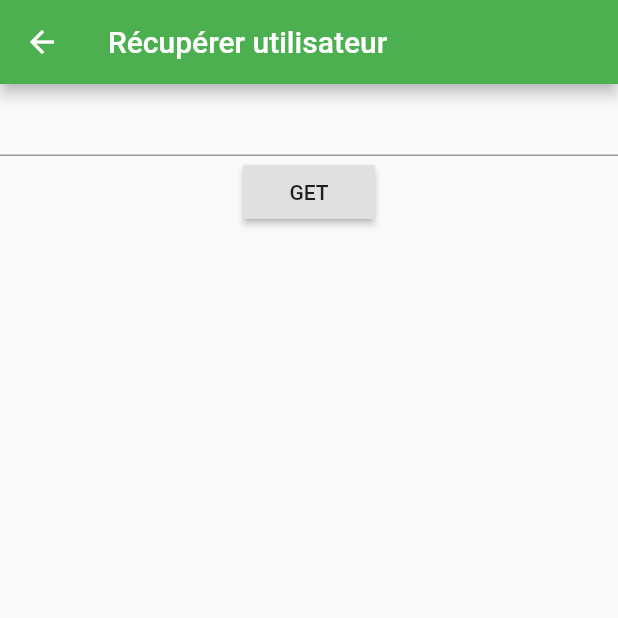
After one commit to fabrice-ndja/Fapps_crud, a Flutter app: the screen it shows after launch, after a tap on "Récupérer un user par id", on a phone screen of 412 x 824 dp, the top half of it. The commit adds this screen. Run offline on Flutter 3.47's test engine with Material 2 defaults, Android fonts, the phone set to English and light mode, and no system bars; our stand-ins replace adaptive_theme, cloud_firestore, firebase_auth, firebase_core, google_fonts; accounts and stored records are empty.

Commit message:
get user

```diff
--- /dev/null
+++ b/lib/Screens/crud.screen.dart
@@ -0,0 +1,64 @@
+import 'package:Fapps_crud/helpers/FirestoreHelper.dart';
+import 'package:Fapps_crud/models/user.model.dart';
+import 'package:flutter/material.dart';
+import 'package:flutter/widgets.dart';
+
+class CRUDScreen extends StatelessWidget {
+  @override
+  Widget build(BuildContext context) {
+    return Scaffold(
+      body: Column(
+        children: [
+          FlatButton(
+              onPressed: () {
+                Navigator.push(
+                    context,
+                    MaterialPageRoute(
+                        builder: (BuildContext context) => GetUserScreen()));
+              },
+              child: Text('Récupérer un user par id')),
+          FlatButton(onPressed: () {}, child: Text('Update email')),
+          FlatButton(onPressed: () {}, child: Text('Supprimer un user')),
+          FlatButton(onPressed: () {}, child: Text('Créer un user')),
+        ],
+      ),
+    );
+  }
+}
+
+class GetUserScreen extends StatefulWidget {
+  @override
+  _GetUserScreenState createState() => _GetUserScreenState();
+}
+
+class _GetUserScreenState extends State<GetUserScreen> {
+  String result = '';
+  TextEditingController textEditingController = TextEditingController();
+
+  @override
+  Widget build(BuildContext context) {
+    return Scaffold(
+      appBar: AppBar(
+        title: Text('Récupérer utilisateur'),
+      ),
+      body: Column(
+        children: [
+          TextField(
+            controller: this.textEditingController,
+          ),
+          RaisedButton(
+              child: Text('GET'),
+              onPressed: () async {
+                UserModel user = await FirestoreHelper.instance
+                    .getUserById(this.textEditingController.text);
+
+                setState(() {
+                  this.result = user.name;
+                });
+              }),
+          Text(this.result),
+        ],
+      ),
+    );
+  }
+}
--- /dev/null
+++ b/lib/helpers/FirestoreHelper.dart
@@ -0,0 +1,61 @@
+import 'package:Fapps_crud/models/user.model.dart';
+import 'package:cloud_firestore/cloud_firestore.dart';
+import 'package:firebase_auth/firebase_auth.dart';
+
+class FirestoreHelper {
+  FirestoreHelper._privateConstructor();
+
+  static final FirestoreHelper instance = FirestoreHelper._privateConstructor();
+
+  FirebaseFirestore firestore = FirebaseFirestore.instance;
+
+  Future<UserModel> createUser(UserModel user) {}
+
+  Future<UserModel> getUserById(String id) async {
+    CollectionReference users = FirebaseFirestore.instance.collection('users');
+
+    QuerySnapshot user = await users.where('id', isEqualTo: id).get();
+
+    if (user == null) {
+      return Future.value(null);
+    }
+
+    Map<String, dynamic> map = user.docs.first.data();
+
+    UserModel userGet = UserModel.fromMap(map);
+
+    return Future.value(userGet);
+  }
+
+  Future<User> getUserByEmail(String email) async {
+    // CollectionReference users = FirebaseFirestore.instance.collection('users');
+
+    // DocumentSnapshot user = await users.doc(email).get();
+
+    // if (user != null) return Future.value(null);
+
+    // Map<String, dynamic> map = user.data();
+
+    // User userGet = UserModel.fromMap(map);
+
+    // return Future.value(userGet);
+  }
+
+  Future<User> getUserByRole(String role) async {
+    // CollectionReference users = FirebaseFirestore.instance.collection('users');
+
+    // DocumentSnapshot user = await users.doc(role).get();
+
+    // if (user != null) return Future.value(null);
+
+    // Map<String, dynamic> map = user.data();
+
+    // User userGet = UserModel.fromMap(map);
+
+    // return Future.value(userGet);
+  }
+
+  Future<bool> deleteUser(User user) {}
+
+  Future<bool> updateEmail(User user, String newEmail) {}
+}
--- a/lib/main.dart
+++ b/lib/main.dart
@@ -1,10 +1,13 @@
+import 'package:Fapps_crud/Screens/crud.screen.dart';
 import 'package:adaptive_theme/adaptive_theme.dart';
+import 'package:firebase_core/firebase_core.dart';
 import 'package:flutter/material.dart';
 import 'Screens/Accueil.dart';
 
 void main() async {
   WidgetsFlutterBinding.ensureInitialized();
   final savedThemeMode = await AdaptiveTheme.getThemeMode();
+  // await Firebase.initializeApp();
   runApp(MyApp(savedThemeMode: savedThemeMode));
 }
 
@@ -12,8 +15,19 @@ class MyApp extends StatelessWidget {
   final AdaptiveThemeMode savedThemeMode;
   MyApp({this.savedThemeMode});
   // This widget is the root of your application.
+  final Future<FirebaseApp> _initialization = Firebase.initializeApp();
   @override
   Widget build(BuildContext context) {
+    return FutureBuilder(
+      future: _initialization,
+      builder: (context, snapshot) {
+        // Check for errors
+        if (snapshot.hasError) {
+          return CircularProgressIndicator();
+        }
+
+        // Once complete, show your application
+        if (snapshot.connectionState == ConnectionState.done) {
           return AdaptiveTheme(
             light: ThemeData(
               brightness: Brightness.light,
@@ -21,7 +35,6 @@ class MyApp extends StatelessWidget {
               accentColor: Colors.amber,
               primaryColor: Colors.green,
             ),
-
             dark: ThemeData(
               brightness: Brightness.dark,
               primarySwatch: Colors.amber,
@@ -35,11 +48,17 @@ class MyApp extends StatelessWidget {
                 MaterialApp(
               debugShowCheckedModeBanner: false,
               title: 'Fapps',
-        home: MonAccueil(),
+              home: CRUDScreen(),
               theme: lightTheme,
               darkTheme: darkTheme,
             ),
             initial: savedThemeMode ?? AdaptiveThemeMode.system,
           );
         }
+
+        // Otherwise, show something whilst waiting for initialization to complete
+        return CircularProgressIndicator();
+      },
+    );
   }
+}
--- /dev/null
+++ b/lib/models/user.model.dart
@@ -0,0 +1,23 @@
+class UserModel {
+  String email;
+  String id;
+  String name;
+  String phoneNumber;
+  String role;
+
+  UserModel(String email, String id, String name, String phoneNumber, String role) {
+    this.email = email;
+    this.id = id;
+    this.name = name;
+    this.phoneNumber = phoneNumber;
+    this.role = role;
+  }
+
+  static UserModel fromMap(Map<String, dynamic> map) {
+    return UserModel(
+        map["email"], map["id"], map["name"], map["phoneNumber"], map["role"]);
+  }
+
+  Map<String, dynamic> toJson() =>
+      {'id': this.id, 'role': this.role, 'email': this.email};
+}
--- a/pubspec.yaml
+++ b/pubspec.yaml
@@ -27,6 +27,9 @@ dependencies:
   adaptive_theme: ^1.1.0
   # Modifier la police du projet avec Google fonts
   google_fonts: ^1.1.1
+  firebase_auth: "^0.18.3"
+  firebase_core: "0.5.2"
+  cloud_firestore: ^0.14.3
 
 
   # The following adds the Cupertino Icons font to your application.
```
Also changed, not shown: pubspec.lock, 4 other files. Lines whose indentation alone changed are shown as unchanged.
